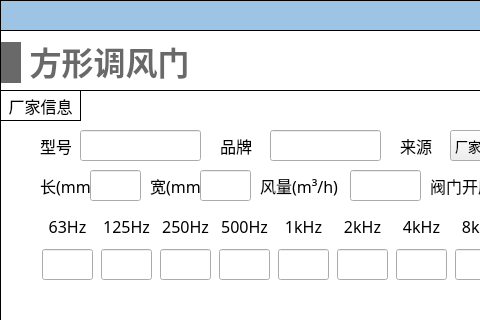
This is NoiseCalSoft/inputDialog/dialog_rect_damper.ui in haobana/NoiCal as Qt 5 draws it before an edit; both pictures show x 0 to 480 and y 0 to 320 of the 651 by 561 pixel window. The edited form follows.
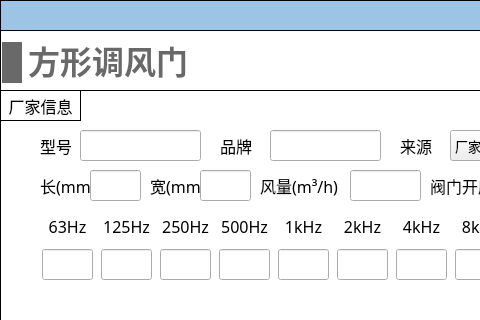
This is the edited form. Icons and pictures are not drawn.

Diff of the .ui file:
```diff
--- a/NoiseCalSoft/inputDialog/dialog_rect_damper.ui
+++ b/NoiseCalSoft/inputDialog/dialog_rect_damper.ui
@@ -906,18 +906,15 @@
      </property>
     </widget>
    </widget>
-   <widget class="QWidget" name="layoutWidget_7">
-    <property name="geometry">
-     <rect>
-      <x>1</x>
-      <y>10</y>
-      <width>191</width>
-      <height>45</height>
-     </rect>
-    </property>
-    <layout class="QHBoxLayout" name="horizontalLayout_20">
-     <item>
       <widget class="QLabel" name="label_20">
+    <property name="geometry">
+     <rect>
+      <x>2</x>
+      <y>12</y>
+      <width>20</width>
+      <height>41</height>
+     </rect>
+    </property>
        <property name="minimumSize">
         <size>
          <width>20</width>
@@ -940,9 +937,15 @@
         <string/>
        </property>
       </widget>
-     </item>
-     <item>
       <widget class="QLabel" name="label_21">
+    <property name="geometry">
+     <rect>
+      <x>28</x>
+      <y>11</y>
+      <width>160</width>
+      <height>43</height>
+     </rect>
+    </property>
        <property name="font">
         <font>
          <family>Microsoft YaHei</family>
@@ -962,9 +965,6 @@
        <property name="alignment">
         <set>Qt::AlignBottom|Qt::AlignHCenter</set>
        </property>
-      </widget>
-     </item>
-    </layout>
    </widget>
   </widget>
   <widget class="QWidget" name="widget" native="true">
```
Lines whose indentation alone changed are shown as unchanged.
